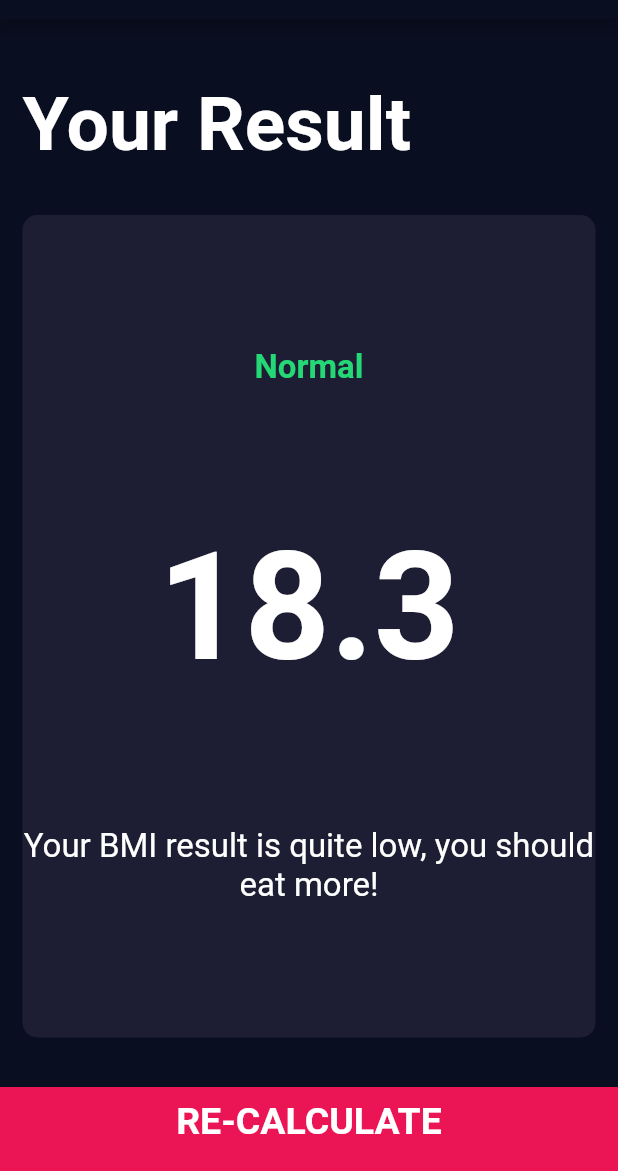
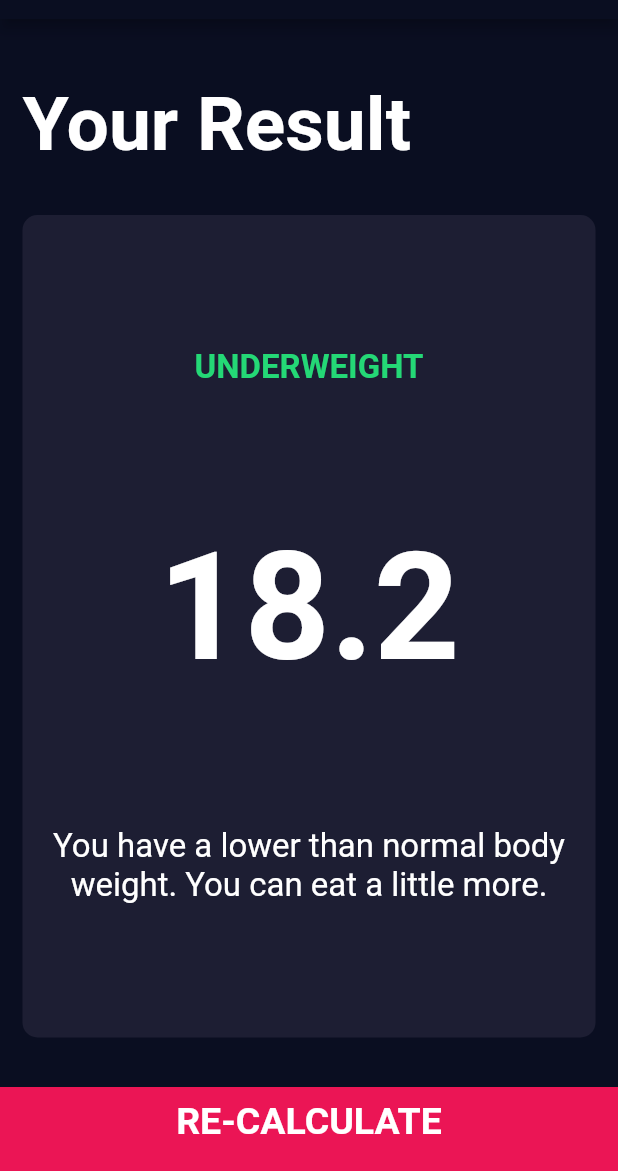
Before and after one commit to mamenesia/bmi-calculator-flutter, a Flutter app: the screen it shows after launch, after a tap on "CALCULATE", on a phone screen of 412 x 824 dp, the part 65-1236 px from its top. Run offline on Flutter 3.47's test engine with Material 2 defaults, Android fonts, the phone set to English and light mode, and no system bars; our stand-ins replace font_awesome_flutter.

Commit message:
completed the app

```diff
--- /dev/null
+++ b/lib/calculator_brain.dart
@@ -0,0 +1,35 @@
+import 'dart:math';
+
+class CalculatorBrain {
+  CalculatorBrain({this.height, this.weight});
+
+  final int height;
+  final int weight;
+
+  double _bmi;
+
+  String calculateBMI() {
+    _bmi = weight / pow(height / 100, 2);
+    return _bmi.toStringAsFixed(1);
+  }
+
+  String getResult() {
+    if (_bmi >= 25) {
+      return 'Overweight';
+    } else if (_bmi > 18.5) {
+      return 'Normal';
+    } else {
+      return 'Underweight';
+    }
+  }
+
+  String getInterpretation() {
+    if (_bmi >= 25) {
+      return 'You have a higher than normal body weight. Try to exercise more.';
+    } else if (_bmi > 18.5) {
+      return 'You have a normal body weight. Good job!';
+    } else {
+      return 'You have a lower than normal body weight. You can eat a little more.';
+    }
+  }
+}
--- a/lib/screens/input_page.dart
+++ b/lib/screens/input_page.dart
@@ -6,6 +6,7 @@ import 'package:bmi_calculator/constants.dart';
 import 'package:bmi_calculator/screens/results_page.dart';
 import 'package:bmi_calculator/components/round_icon_button.dart';
 import 'package:bmi_calculator/components/bottom_button.dart';
+import 'package:bmi_calculator/calculator_brain.dart';
 
 enum Gender { male, female }
 
@@ -210,10 +211,17 @@ class _InputPageState extends State<InputPage> {
           ),
           BottomButton(
             onTap: () {
+              CalculatorBrain calc =
+                  CalculatorBrain(height: height, weight: weight);
+
               Navigator.push(
                 context,
                 MaterialPageRoute(
-                  builder: (context) => ResultPage(),
+                  builder: (context) => ResultPage(
+                        bmiResult: calc.calculateBMI(),
+                        resultText: calc.getResult(),
+                        interpretation: calc.getInterpretation(),
+                      ),
                 ),
               );
             },
--- a/lib/screens/results_page.dart
+++ b/lib/screens/results_page.dart
@@ -4,6 +4,15 @@ import 'package:bmi_calculator/components/reusable_card.dart';
 import 'package:bmi_calculator/components/bottom_button.dart';
 
 class ResultPage extends StatelessWidget {
+  ResultPage(
+      {@required this.bmiResult,
+      @required this.resultText,
+      @required this.interpretation});
+
+  final String bmiResult;
+  final String resultText;
+  final String interpretation;
+
   @override
   Widget build(BuildContext context) {
     return Scaffold(
@@ -33,15 +42,15 @@ class ResultPage extends StatelessWidget {
                 crossAxisAlignment: CrossAxisAlignment.center,
                 children: <Widget>[
                   Text(
-                    'Normal',
+                    resultText.toUpperCase(),
                     style: kResultTextStyle,
                   ),
                   Text(
-                    '18.3',
+                    bmiResult,
                     style: kBMITextStyle,
                   ),
                   Text(
-                    'Your BMI result is quite low, you should eat more!',
+                    interpretation,
                     style: kBodyTextStyle,
                     textAlign: TextAlign.center,
                   ),
```
